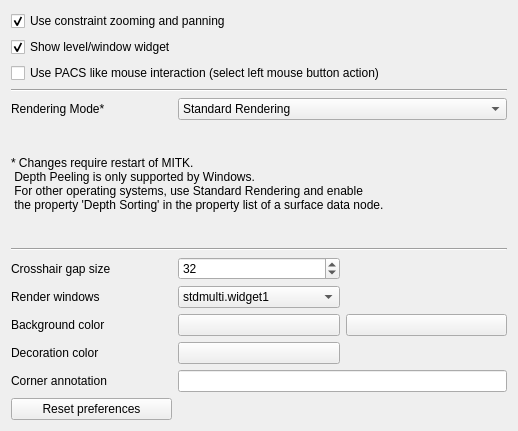
Above: Plugins/org.mitk.gui.qt.stdmultiwidgeteditor/src/internal/QmitkStdMultiWidgetEditorPreferencePage.ui from MITK/MITK before the change. Below: the same form after it.
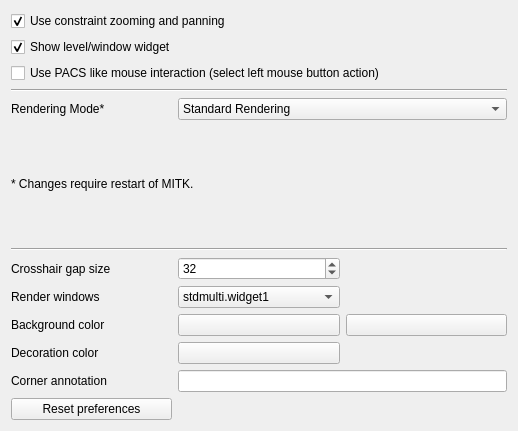
That is the form after the change.

Commit message:
Remove legacy depth peeling rendering mode
Test Plan: tested manually

Reviewers: goch

Reviewed By: goch

Maniphest Tasks: T24629

The edit to the form file:
```diff
--- a/Plugins/org.mitk.gui.qt.stdmultiwidgeteditor/src/internal/QmitkStdMultiWidgetEditorPreferencePage.ui
+++ b/Plugins/org.mitk.gui.qt.stdmultiwidgeteditor/src/internal/QmitkStdMultiWidgetEditorPreferencePage.ui
@@ -72,10 +72,7 @@
    <item row="7" column="0" colspan="3">
     <widget class="QLabel" name="label">
      <property name="text">
-      <string>* Changes require restart of MITK.
- Depth Peeling is only supported by Windows.
- For other operating systems, use Standard Rendering and enable
- the property 'Depth Sorting' in the property list of a surface data node.</string>
+      <string>* Changes require restart of MITK.</string>
      </property>
     </widget>
    </item>
```
Left out of the diff: 5 changed lines with no effect on the pictures. The commit also changes 10 other files.
